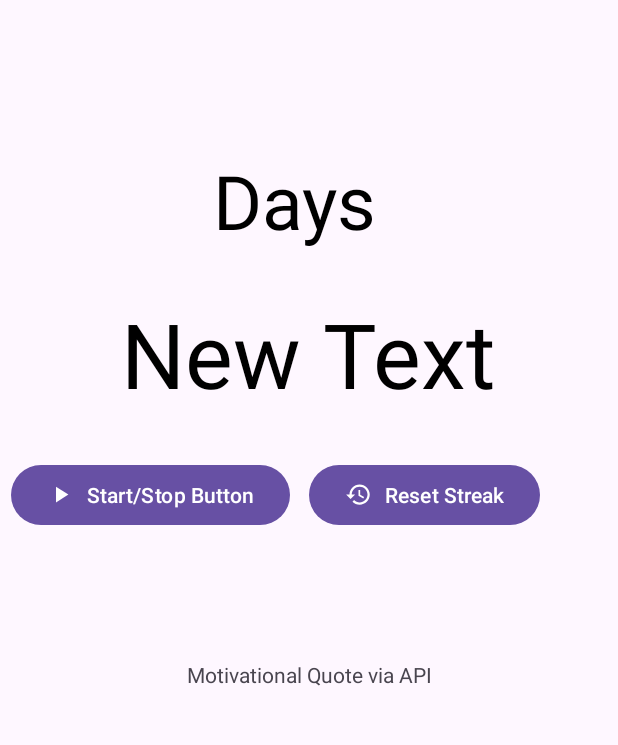
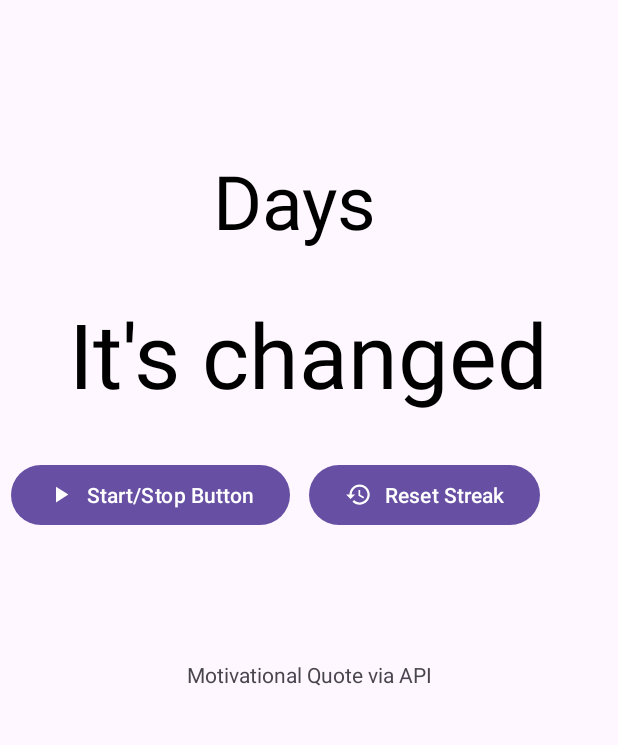
Before and after one commit to ofaruk0169/StepsHabitTracker, an Android app: the screen it shows after launch (MainActivity), after a tap on "Reset Streak", on a phone screen of 412 x 824 dp, the part 89-834 px from its top. Run offline under Robolectric (Android 15) with nearby library versions, the phone set to English and light mode, and no system bars.

Commit message:
no idea what was even done to be hoenst been a few days

```diff
--- a/app/src/main/java/com/example/stepshabittracker/MainActivity.kt
+++ b/app/src/main/java/com/example/stepshabittracker/MainActivity.kt
@@ -1,43 +1,25 @@
 package com.example.stepshabittracker
 
-import android.content.BroadcastReceiver
-import android.content.Context
-import android.content.Intent
-import android.content.IntentFilter
+
 import androidx.appcompat.app.AppCompatActivity
 import android.os.Bundle
-import android.util.Log
 import android.widget.Button
 import android.widget.TextView
-import androidx.appcompat.content.res.AppCompatResources
-import com.example.stepshabittracker.databinding.ActivityMainBinding
-import kotlin.math.roundToInt
+
 
 
 class MainActivity : AppCompatActivity() {
-
-
 
     override fun onCreate(savedInstanceState: Bundle?)
     {
         super.onCreate(savedInstanceState)
         setContentView(R.layout.activity_main)
 
-
-        // Reference the TextView and Button
         val streakTimeMinutesTextView = findViewById<TextView>(R.id.streakTimeMinutes)
         val changeTextButton = findViewById<Button>(R.id.resetButton)
 
-        // Set a click listener for the button
         changeTextButton.setOnClickListener {
-            // Change the text of the TextView when the button is clicked
-            streakTimeMinutesTextView.text = "New Text"
+            streakTimeMinutesTextView.text = "It's changed"
         }
-
-
-
     }
-
-
-
 }
```
